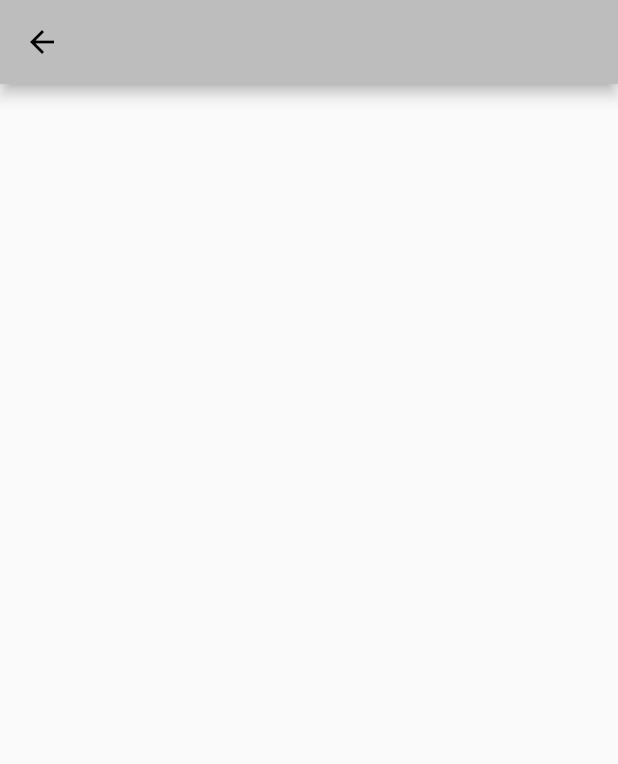
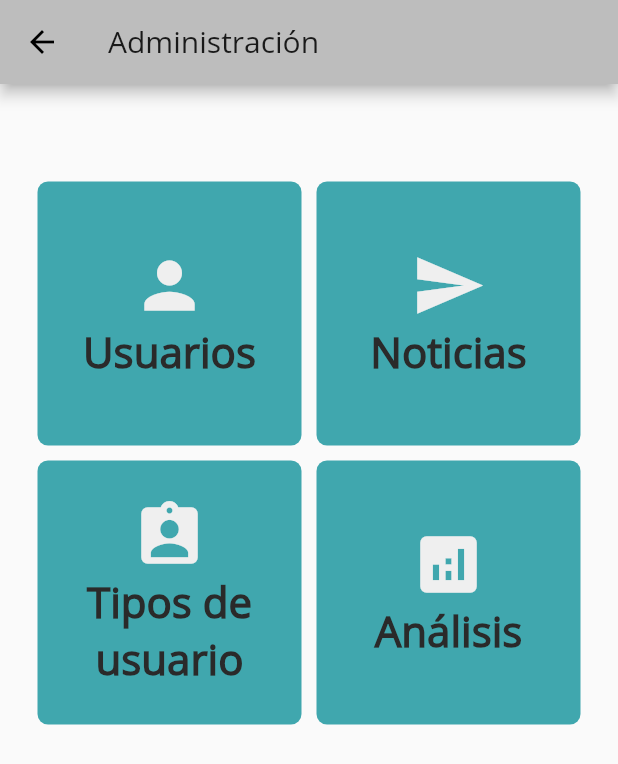
Before and after one commit to Fonzeca/AvisosNick-Front, a Flutter app: the AdministratorMenu screen opened by its route, on a phone screen of 412 x 824 dp. Shown: the top 764 px of the screen. Run offline on Flutter 3.47's test engine with Material 2 defaults, Android fonts, the light colour scheme and no system bars; our stand-ins replace firebase_core, firebase_messaging, google_sign_in, shared_preferences, universal_io; missing offline and left inert: firebase_auth_web, firebase_core_web, google_sign_in_web, shared_preferences_web; accounts and stored records are empty.

Commit message:
Pantalla de administrador

```diff
--- a/lib/main.dart
+++ b/lib/main.dart
@@ -69,6 +69,7 @@ class MyApp extends StatelessWidget {
       routes: <String, WidgetBuilder>{
         '/dashBoard' : (BuildContext context) => new DashBoardNotices(),
         '/administrator' : (BuildContext context) => new AdministratorMenu(),
+        '/administrator/usuarios' : (BuildContext context) => new AdminMenuUsuarios(),
         '/login' : (BuildContext context) => new LoginScreen(),
       },
     );
--- a/lib/screens/administrator_menu.dart
+++ b/lib/screens/administrator_menu.dart
@@ -1,4 +1,5 @@
 import 'package:flutter/material.dart';
+import 'package:nick_tecnologia_notices/utilities/constants.dart';
 
 class AdministratorMenu extends StatefulWidget {
   @override
@@ -6,18 +7,116 @@ class AdministratorMenu extends StatefulWidget {
 }
 
 class _AdministratorMenuState extends State<AdministratorMenu> {
-
-
   @override
   Widget build(BuildContext context) {
 
+
     return Scaffold(
-      appBar: AppBar(),
-      body: Container(
-        height: double.infinity,
-        width: double.infinity,
+      appBar: AppBar(
+        title: Text("Administración"),
+      ),
+      body: Fragment1(),
+    );
+  }
+}
+
+class Fragment1 extends StatefulWidget {
+  @override
+  _Fragment1State createState() => _Fragment1State();
+}
+class _Fragment1State extends State<Fragment1> {
+  @override
+  Widget build(BuildContext context) {
+    return Padding(
+      padding: EdgeInsets.symmetric(horizontal: 20.0,vertical: 60.0),
+      child: GridView.count(
+        crossAxisCount: 2,
+        children: [
+          _buildButton("Usuarios", Icons.person, "/administrator/usuarios"),
+          _buildButton("Noticias", Icons.send, null),
+          _buildButton("Tipos de usuario", Icons.assignment_ind, null),
+          _buildButton("Análisis", Icons.analytics, null),
+        ],
       ),
     );
   }
 
+  Widget _buildButton(String text, IconData icon, String routeScreen) {
+    return Container(
+      margin: EdgeInsets.all(5.0),
+      child: Material(
+        color: Colors.transparent,
+        child: InkWell(
+          onTap: () => Navigator.of(context).pushNamed(routeScreen),
+          child: Center(
+            child: Column(
+              mainAxisAlignment: MainAxisAlignment.center,
+              children: [
+                Icon(
+                  icon,
+                  size: 50.0,
+                  color: nickPrimaryColorLight,
+                ),
+                Text(
+                  text,
+                  textAlign: TextAlign.center,
+                  style: TextStyle(
+                    color: Color(0xff2a2a2a),
+                    fontSize: 28,
+                    fontWeight: FontWeight.bold
+                  ),
+                ),
+              ],
+            ),
+          ),
+        ),
+      ),
+      decoration: BoxDecoration(color: nickAccentColor, borderRadius: BorderRadius.circular(7)),
+    );
+  }
 }
+
+class AdminMenuUsuarios extends StatefulWidget {
+  @override
+  _AdminMenuUsuariosState createState() => _AdminMenuUsuariosState();
+}
+class _AdminMenuUsuariosState extends State<AdminMenuUsuarios> {
+  @override
+  Widget build(BuildContext context) {
+    return DefaultTabController(
+      length: 2,
+      child: Scaffold(
+        appBar: AppBar(
+          bottom: TabBar(
+            tabs: [
+              Text("primero"),
+              Text("segundo"),
+            ],
+          ),
+          title: Text("Menu de usuarios"),
+        ),
+        body: TabBarView(
+          children: [
+            Center(child: Text("Primero"),),
+            Center(child: Text("Segundo"),),
+          ],
+        ),
+      ),
+    );
+  }
+
+  Widget _listaUsuarios(){
+
+    return ListView.builder(
+      itemCount: 30,
+      itemBuilder: (BuildContext context, index){
+        return null;
+      }
+    );
+  }
+
+  Widget _itemListaUsuario(){
+    return Card();
+  }
+
+}
--- a/lib/screens/dash_board_notices.dart
+++ b/lib/screens/dash_board_notices.dart
@@ -95,6 +95,7 @@ class _DashBoardNoticesState extends State<DashBoardNotices> {
               title: Text("Administración"),
               leading: Icon(Icons.format_list_bulleted,color: nickAccentColor),
               onTap: (){
+                Navigator.pop(context);
                 Navigator.of(context).pushNamed('/administrator');
               },
             ),
--- a/pubspec.yaml
+++ b/pubspec.yaml
@@ -42,7 +42,7 @@ dependencies:
 
   http: ^0.12.2
   shared_preferences: ^0.5.12
-
+  fragment_navigate: ^1.1.0
 
 
 dev_dependencies:
```
Also changed, not shown: pubspec.lock, 4 other files.
